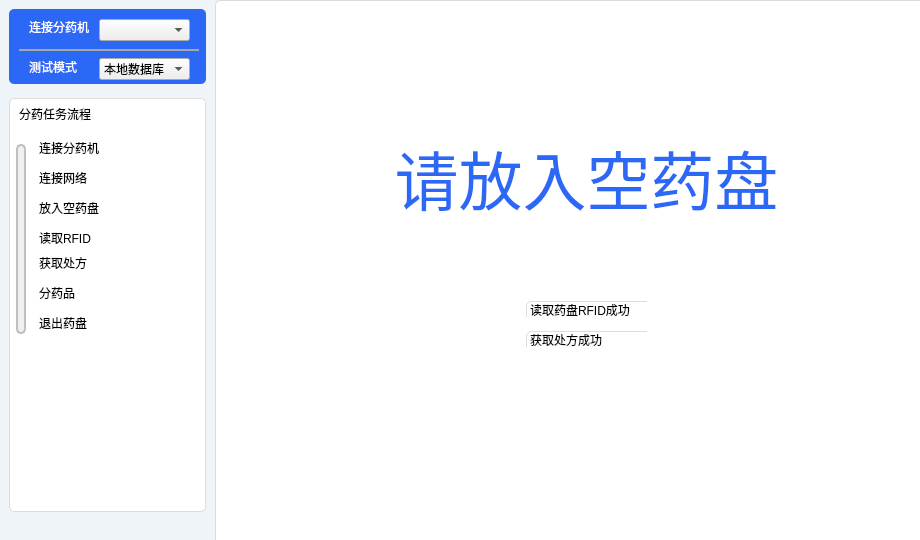
First picture: the form in codes/pi2.0/main_window.ui, repository ma-jiale/EZ-Dose, before the edit.
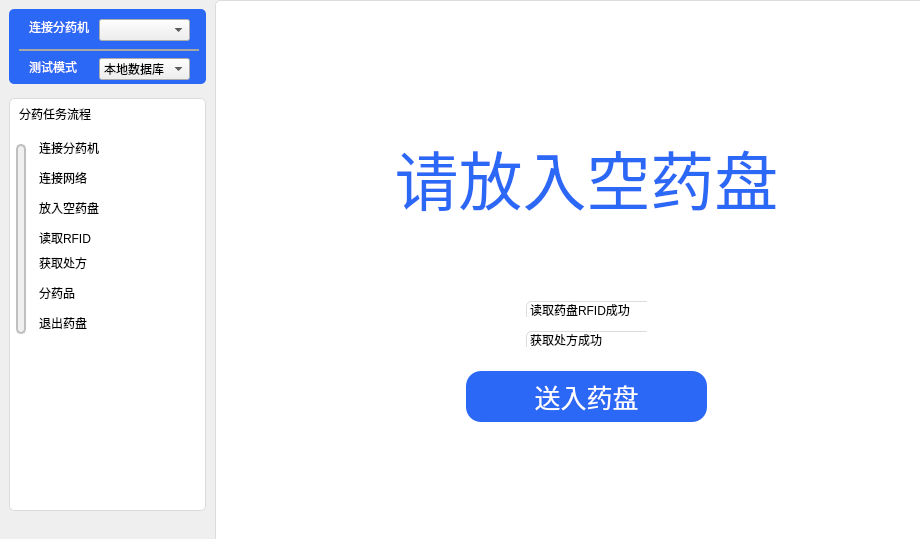
Second picture: the form after the edit. The open tabs and pages were chosen to show the change. Icons and pictures are not drawn.

What changed in the file:
```diff
--- a/codes/pi2.0/main_window.ui
+++ b/codes/pi2.0/main_window.ui
@@ -7,7 +7,7 @@
     <x>0</x>
     <y>0</y>
     <width>920</width>
-    <height>540</height>
+    <height>539</height>
    </rect>
   </property>
   <property name="windowTitle">
@@ -46,7 +46,7 @@
       </property>
       <property name="styleSheet">
        <string notr="true">#left_widget {
-background: rgb(239, 244, 249);
+
 }</string>
       </property>
       <layout class="QVBoxLayout" name="verticalLayout">
@@ -622,6 +622,41 @@
          <string>获取处方成功</string>
         </property>
        </widget>
+       <widget class="QPushButton" name="push_plate_in_button">
+        <property name="geometry">
+         <rect>
+          <x>250</x>
+          <y>370</y>
+          <width>241</width>
+          <height>51</height>
+         </rect>
+        </property>
+        <property name="layoutDirection">
+         <enum>Qt::LeftToRight</enum>
+        </property>
+        <property name="styleSheet">
+         <string notr="true">QPushButton {
+    border-radius: 15px;
+    background-color: #2B68F6;
+    border: none;
+    color: #FFF;
+    font-size: 26px;
+    font-weight: 400;
+    padding: 10px;
+}
+
+QPushButton:hover {
+    background-color: #1E4FD6;
+}
+
+QPushButton:pressed {
+    background-color: #1A3FB8;
+}</string>
+        </property>
+        <property name="text">
+         <string>送入药盘</string>
+        </property>
+       </widget>
       </widget>
       <widget class="QWidget" name="dispense_page">
        <layout class="QGridLayout" name="gridLayout_2">
```
Left out of the diff: 16 changed lines with no effect on the pictures.
